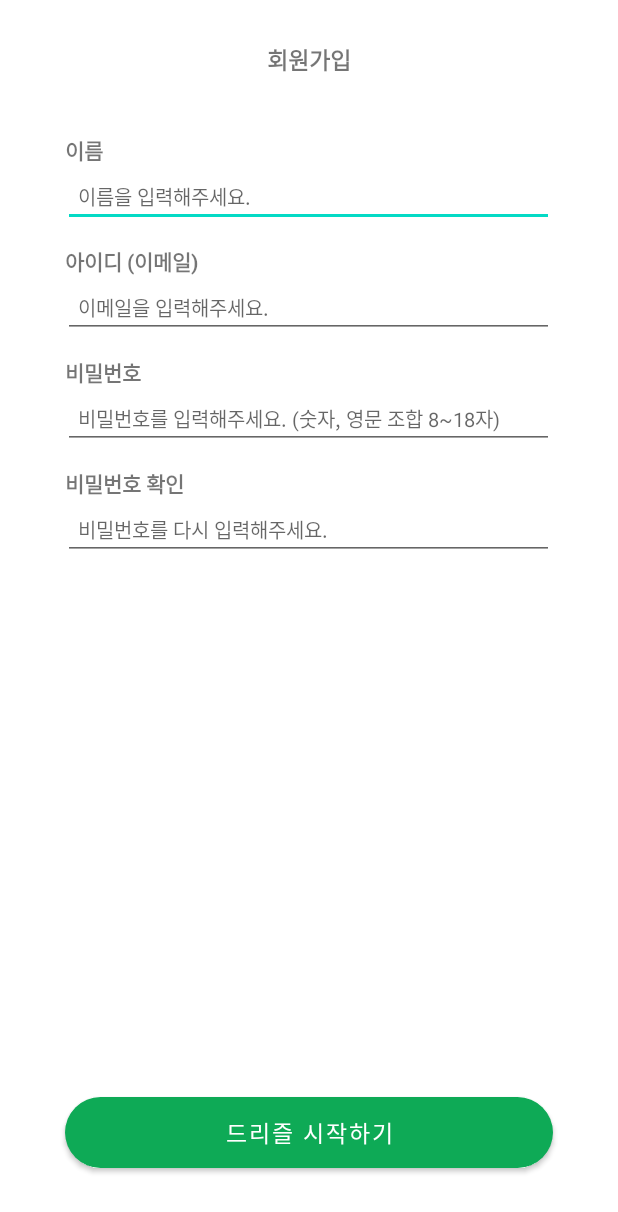
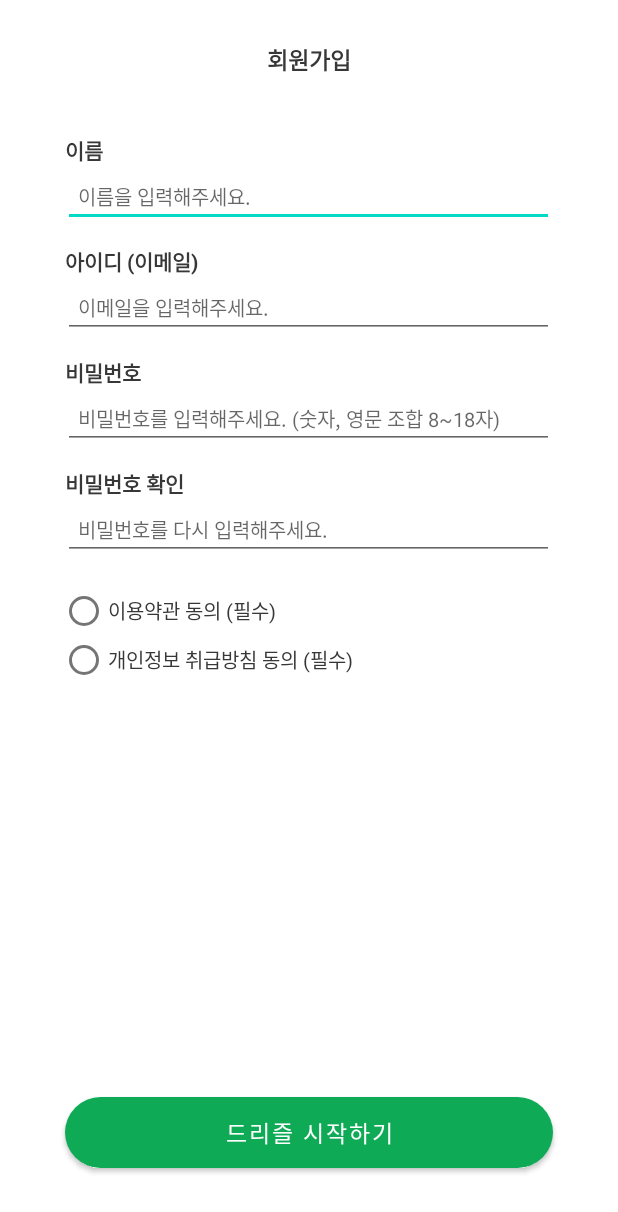
Before and after one commit to limkyulee/Drizzle_capston2_Prj, an Android app: the JoinActivity screen opened directly, with no data from a screen before it, on a phone screen of 412 x 824 dp. Shown: the top 1212 px of the screen. Run offline under Robolectric (Android 15) with nearby library versions, the phone set to English and light mode, and no system bars; our stand-ins replace data binding.

Commit message:
20221105 로그인, 회원가입 xml 수정본 (center 수정 및 라디오 버튼 추가)

```diff
--- a/app/src/main/res/layout/activity_join.xml
+++ b/app/src/main/res/layout/activity_join.xml
@@ -43,7 +43,8 @@
                         android:layout_marginBottom="10dp"
                         android:text="회원가입"
                         android:textSize="15dp"
-                        android:textStyle="bold" />
+                        android:textStyle="bold"
+                        android:textColor="#373737"/>
 
                     <TextView
                         android:layout_width="wrap_content"
@@ -53,7 +54,8 @@
                         android:layout_marginBottom="0dp"
                         android:text="이름"
                         android:textSize="14dp"
-                        android:textStyle="bold" />
+                        android:textStyle="bold"
+                        android:textColor="#373737"/>
 
                     <EditText
                         android:id="@+id/nameText"
@@ -66,6 +68,7 @@
                         android:inputType="textPersonName"
                         android:padding="10dp"
                         android:textSize="13dp"
+                        android:textColor="#CCCCCC"
                         android:text="@{user.name}"
                         />
 
@@ -78,7 +81,8 @@
                         android:layout_marginBottom="0dp"
                         android:text="아이디 (이메일)"
                         android:textSize="14dp"
-                        android:textStyle="bold" />
+                        android:textStyle="bold"
+                        android:textColor="#373737"/>
 
                     <EditText
                         android:id="@+id/idText"
@@ -91,6 +95,7 @@
                         android:inputType="textEmailAddress"
                         android:padding="10dp"
                         android:textSize="13dp"
+                        android:textColor="#CCCCCC"
                         android:text="@{user.email}"
                         />
 
@@ -103,7 +108,8 @@
                         android:layout_marginBottom="0dp"
                         android:text="비밀번호"
                         android:textSize="14dp"
-                        android:textStyle="bold" />
+                        android:textStyle="bold"
+                        android:textColor="#373737"/>
 
                     <EditText
                         android:id="@+id/passwordText"
@@ -116,6 +122,7 @@
                         android:inputType="textPassword"
                         android:padding="10dp"
                         android:textSize="13dp"
+                        android:textColor="#CCCCCC"
                         android:text="@{user.password}"
                         />
 
@@ -128,7 +135,8 @@
                         android:layout_marginBottom="0dp"
                         android:text="비밀번호 확인"
                         android:textSize="14dp"
-                        android:textStyle="bold" />
+                        android:textStyle="bold"
+                        android:textColor="#373737"/>
 
                     <EditText
                         android:id="@+id/passwordCheckText"
@@ -140,11 +148,30 @@
                         android:hint="비밀번호를 다시 입력해주세요."
                         android:inputType="textPassword"
                         android:padding="10dp"
+                        android:textColor="#CCCCCC"
                         android:textSize="13dp"
                         />
 
                 </LinearLayout>
 
+                <RadioButton
+                    android:id="@+id/radioButton1"
+                    android:layout_width="wrap_content"
+                    android:layout_height="wrap_content"
+                    android:text="이용약관 동의 (필수)"
+                    android:textSize="13dp"
+                    android:textColor="#373737"
+                    android:layout_marginLeft="40dp"/>
+
+                <RadioButton
+                    android:id="@+id/radioButton2"
+                    android:layout_width="wrap_content"
+                    android:layout_height="wrap_content"
+                    android:text="개인정보 취급방침 동의 (필수)"
+                    android:textSize="13dp"
+                    android:textColor="#373737"
+                    android:layout_marginLeft="40dp"
+                    android:layout_marginTop="-15dp"/>
             </LinearLayout>
 
             <Button
--- a/app/src/main/res/layout/activity_login.xml
+++ b/app/src/main/res/layout/activity_login.xml
@@ -13,8 +13,7 @@
     <ImageView
         android:layout_width="344dp"
         android:layout_height="82dp"
-        android:layout_marginStart="33dp"
-        android:layout_marginEnd="33dp"
+        android:layout_gravity="center"
         android:layout_marginTop="170dp"
         android:src="@drawable/logo_icon_big" />
     </LinearLayout>
@@ -26,9 +25,9 @@
 
         <EditText
             android:id="@+id/idText"
-            android:layout_width="300dp"
+            android:layout_width="310dp"
             android:layout_height="wrap_content"
-            android:layout_marginLeft="53dp"
+            android:layout_gravity="center"
             android:layout_marginTop="320dp"
             android:hint="아이디를 입력해주세요."
             android:inputType="textEmailAddress"
@@ -39,7 +38,7 @@
             android:id="@+id/passwordText"
             android:layout_width="310dp"
             android:layout_height="wrap_content"
-            android:layout_marginLeft="53dp"
+            android:layout_gravity="center"
             android:layout_marginTop="5dp"
             android:hint="비밀번호를 입력해주세요."
             android:inputType="textPassword"
@@ -74,12 +73,10 @@
             android:layout_alignParentStart="true"
             android:layout_alignParentEnd="true"
             android:layout_alignParentBottom="true"
-            android:layout_marginStart="60dp"
-            android:layout_marginEnd="60dp"
             android:layout_marginTop="500dp"
             android:background="@drawable/round_button"
             android:textSize="15dp"
-            android:gravity="center"
+            android:layout_gravity="center"
             android:textStyle="bold"
             android:textColor="@color/white"
             android:text="로그인" />
```
